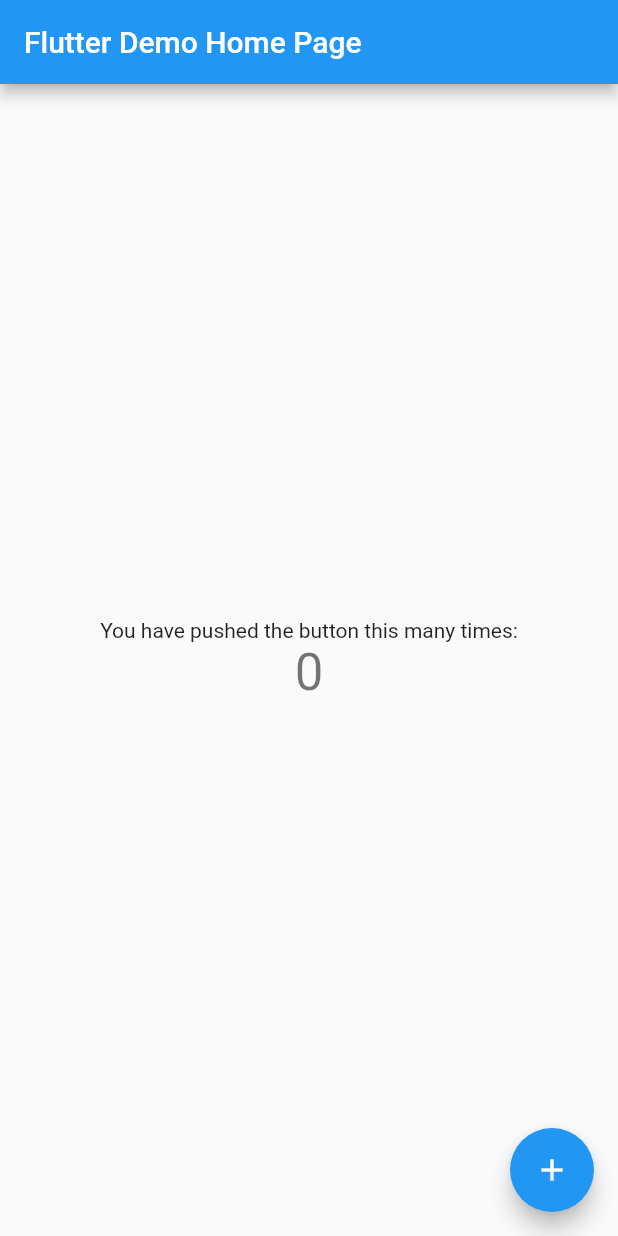
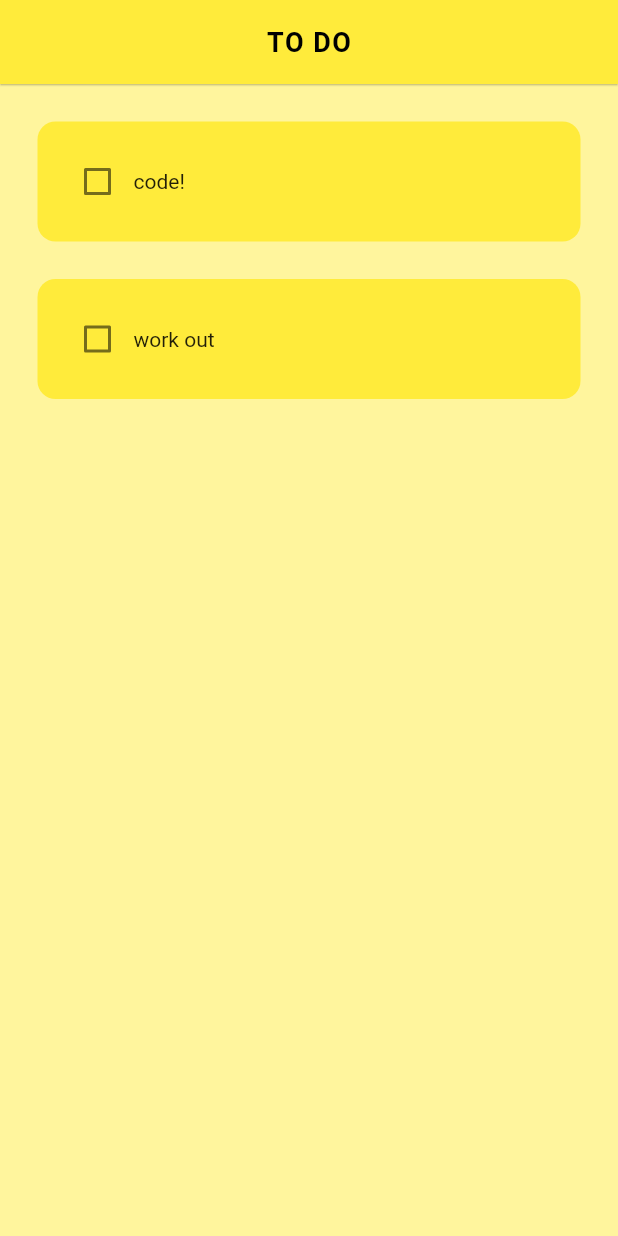
Before and after one commit to zainab-frfr/Task_Master, a Flutter app: the screen it shows after launch, on a phone screen of 412 x 824 dp. Run offline on Flutter 3.47's test engine with Material 2 defaults, Android fonts, the phone set to English and light mode, and no system bars.

Commit message:
fixed number of tiles

```diff
--- /dev/null
+++ b/task_master/lib/home.dart
@@ -0,0 +1,49 @@
+import 'package:flutter/material.dart';
+import 'todo_tiles.dart';
+
+class MyHomePage extends StatefulWidget {
+  const MyHomePage({super.key});
+
+  @override
+  State<MyHomePage> createState() => _MyHomePageState();
+}
+
+class _MyHomePageState extends State<MyHomePage> {
+
+  List todolist = [
+    ['code!',false],
+    ['work out',false],
+  ];
+
+  //checkbox is tapped
+  void checkBoxChanged(int index){
+    setState(() {
+      todolist[index][1] = !todolist[index][1];
+    });
+  }
+
+  @override
+  Widget build(BuildContext context) {
+    return Scaffold(
+      backgroundColor: Colors.yellow[200],
+      appBar: AppBar(
+        centerTitle: true,
+        title: const Text(
+          'TO DO',
+          style: TextStyle(
+            fontSize: 18,
+            fontWeight: FontWeight.bold,
+            letterSpacing: 1,
+          ),
+        ),
+        elevation: 0.5,
+      ),
+      body: ListView.builder(
+        itemCount: todolist.length,
+        itemBuilder: (BuildContext context, int index) {
+          return ToDoTile(taskName: todolist[index][0], taskCompleted: todolist[index][1], onChanged: (value)=>checkBoxChanged(index));
+        },
+      ),
+    );
+  }
+}
--- a/task_master/lib/main.dart
+++ b/task_master/lib/main.dart
@@ -1,115 +1,17 @@
 import 'package:flutter/material.dart';
+import 'home.dart';
 
-void main() {
-  runApp(const MyApp());
-}
+void main()=> runApp(const MyApp());
 
 class MyApp extends StatelessWidget {
   const MyApp({super.key});
 
-  // This widget is the root of your application.
   @override
   Widget build(BuildContext context) {
-    return MaterialApp(
-      title: 'Flutter Demo',
-      theme: ThemeData(
-        // This is the theme of your application.
-        //
-        // Try running your application with "flutter run". You'll see the
-        // application has a blue toolbar. Then, without quitting the app, try
-        // changing the primarySwatch below to Colors.green and then invoke
-        // "hot reload" (press "r" in the console where you ran "flutter run",
-        // or simply save your changes to "hot reload" in a Flutter IDE).
-        // Notice that the counter didn't reset back to zero; the application
-        // is not restarted.
-        primarySwatch: Colors.blue,
-      ),
-      home: const MyHomePage(title: 'Flutter Demo Home Page'),
+    return  MaterialApp(
+      debugShowCheckedModeBanner: false,
+      home: const MyHomePage(),
+      theme: ThemeData(primarySwatch: Colors.yellow),
     );
   }
 }
-
-class MyHomePage extends StatefulWidget {
-  const MyHomePage({super.key, required this.title});
-
-  // This widget is the home page of your application. It is stateful, meaning
-  // that it has a State object (defined below) that contains fields that affect
-  // how it looks.
-
-  // This class is the configuration for the state. It holds the values (in this
-  // case the title) provided by the parent (in this case the App widget) and
-  // used by the build method of the State. Fields in a Widget subclass are
-  // always marked "final".
-
-  final String title;
-
-  @override
-  State<MyHomePage> createState() => _MyHomePageState();
-}
-
-class _MyHomePageState extends State<MyHomePage> {
-  int _counter = 0;
-
-  void _incrementCounter() {
-    setState(() {
-      // This call to setState tells the Flutter framework that something has
-      // changed in this State, which causes it to rerun the build method below
-      // so that the display can reflect the updated values. If we changed
-      // _counter without calling setState(), then the build method would not be
-      // called again, and so nothing would appear to happen.
-      _counter++;
-    });
-  }
-
-  @override
-  Widget build(BuildContext context) {
-    // This method is rerun every time setState is called, for instance as done
-    // by the _incrementCounter method above.
-    //
-    // The Flutter framework has been optimized to make rerunning build methods
-    // fast, so that you can just rebuild anything that needs updating rather
-    // than having to individually change instances of widgets.
-    return Scaffold(
-      appBar: AppBar(
-        // Here we take the value from the MyHomePage object that was created by
-        // the App.build method, and use it to set our appbar title.
-        title: Text(widget.title),
-      ),
-      body: Center(
-        // Center is a layout widget. It takes a single child and positions it
-        // in the middle of the parent.
-        child: Column(
-          // Column is also a layout widget. It takes a list of children and
-          // arranges them vertically. By default, it sizes itself to fit its
-          // children horizontally, and tries to be as tall as its parent.
-          //
-          // Invoke "debug painting" (press "p" in the console, choose the
-          // "Toggle Debug Paint" action from the Flutter Inspector in Android
-          // Studio, or the "Toggle Debug Paint" command in Visual Studio Code)
-          // to see the wireframe for each widget.
-          //
-          // Column has various properties to control how it sizes itself and
-          // how it positions its children. Here we use mainAxisAlignment to
-          // center the children vertically; the main axis here is the vertical
-          // axis because Columns are vertical (the cross axis would be
-          // horizontal).
-          mainAxisAlignment: MainAxisAlignment.center,
-          children: <Widget>[
-            const Text(
-              'You have pushed the button this many times:',
-            ),
-            Text(
-              '$_counter',
-              style: Theme.of(context).textTheme.headlineMedium,
-            ),
-          ],
-        ),
-      ),
-      floatingActionButton: FloatingActionButton(
-        onPressed: _incrementCounter,
-        tooltip: 'Increment',
-        child: const Icon(Icons.add),
-      ), // This trailing comma makes auto-formatting nicer for build methods.
-    );
-  }
-}
--- /dev/null
+++ b/task_master/lib/todo_tiles.dart
@@ -0,0 +1,42 @@
+import 'package:flutter/material.dart';
+
+// ignore: must_be_immutable
+class ToDoTile extends StatelessWidget {
+
+  ToDoTile({super.key, required this.taskName, required this.taskCompleted, required this.onChanged});
+
+  final String taskName;
+  final bool taskCompleted;
+  Function(bool?)? onChanged;
+
+  @override
+  Widget build(BuildContext context) {
+    return Padding(
+      padding: const EdgeInsets.only(left: 25.0, right: 25.0, top: 25.0),
+      child: Container(
+        padding: const EdgeInsets.all(16.0),
+        decoration: BoxDecoration(
+          color: Colors.yellow,
+          borderRadius: BorderRadius.circular(12),
+        ),
+        child: Row(
+          children:[
+            //checkbox
+            Checkbox(
+              value: taskCompleted,
+              onChanged: onChanged,
+              activeColor: Colors.black,
+            ),
+            //task
+            Text(
+              taskName,
+              style: TextStyle(
+                decoration: taskCompleted? TextDecoration.lineThrough:TextDecoration.none,
+              ),
+            ),
+          ],
+        ),
+      ),
+    );
+  }
+}
```
